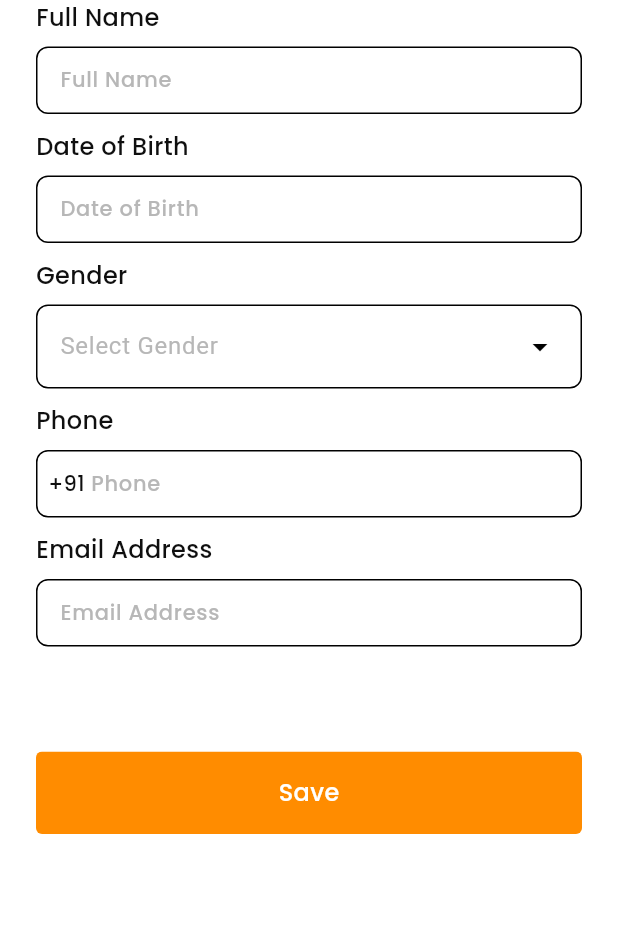
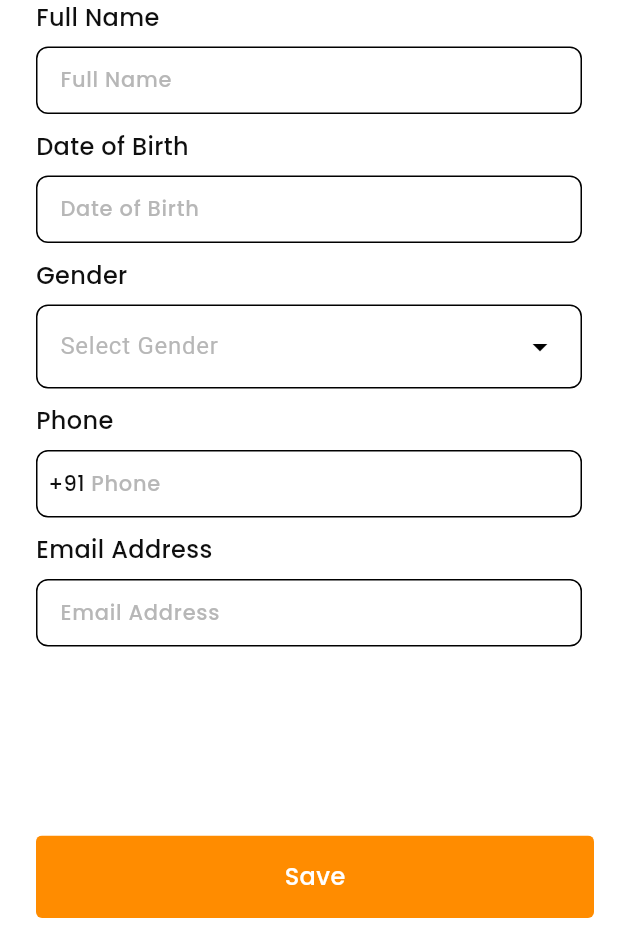
Before and after one commit to Ankit-Developer-2024/speedy-chow-app, a Flutter app: the PersonalDataView screen opened directly, on a phone screen of 412 x 824 dp, the part 294-1236 px from its top. Run offline on Flutter 3.47's test engine with Material 3 defaults, Android fonts, the phone set to English and light mode, and no system bars; our stand-ins replace bloc, dio, equatable, flutter_bloc, flutter_localization, flutter_svg and 5 more; accounts and stored records are empty.

Commit message:
Create help center and fix button in personal data

```diff
--- a/lib/core/localization/app_local.dart
+++ b/lib/core/localization/app_local.dart
@@ -19,6 +19,7 @@ mixin AppLocal{
   static const String userName = 'userName';
   static const String agreeWithTAndS = 'agreeWithTAndS';
   static const String termsAndService = 'termsAndService';
+  static const String termsAndConditions = 'termsAndConditions';
   static const String and = 'and';
   static const String privacyPolicy = 'privacyPolicy';
   static const String alreadyAccount = 'alreadyAccount';
@@ -76,6 +77,8 @@ mixin AppLocal{
   static const String gender='gender';
   static const String phone='phone';
   static const String save='save';
+  static const String location='location';
+  static const String language='language';
 
   static const Map<String, dynamic> EN = {
     speedChow: 'SPEEDY CHOW',
@@ -96,6 +99,7 @@ mixin AppLocal{
     registerSubTitle: 'Create an account to start looking for the food you like',
     agreeWithTAndS: 'I Agree with',
     termsAndService: 'Terms of Service',
+    termsAndConditions: 'Terms and Conditions',
     and: 'and',
     continueText: 'Continue',
     privacyPolicy: 'Privacy Policy',
@@ -153,6 +157,8 @@ mixin AppLocal{
     gender: "Gender",
     phone: "Phone",
     save: "Save",
+    location: "Location",
+    language: "Language",
 
   };
 }
--- a/lib/core/routing/app_pages.dart
+++ b/lib/core/routing/app_pages.dart
@@ -13,8 +13,10 @@ import 'package:speedy_chow/features/home/presentation/view/home_main_navigation
 import 'package:speedy_chow/features/home/presentation/view/home_product_detail_view.dart';
 import 'package:speedy_chow/features/home/presentation/view/home_view.dart';
 import 'package:speedy_chow/features/profile/presentation/bloc/profile_bloc.dart';
+import 'package:speedy_chow/features/profile/presentation/view/help_center_view.dart';
 import 'package:speedy_chow/features/profile/presentation/view/personal_data_view.dart';
 import 'package:speedy_chow/features/profile/presentation/view/profile_view.dart';
+import 'package:speedy_chow/features/profile/presentation/view/settings_view.dart';
 import 'package:speedy_chow/features/splash/presentation/view/one_time_ui.dart';
 import 'package:speedy_chow/features/splash/presentation/view/splash_view.dart';
 import 'package:speedy_chow/init_dependencies.dart';
@@ -123,6 +125,23 @@ class AppPages {
           child: PersonalDataView(),
         ),
       ),
+
+      GoRoute(
+        name: AppRoutes.settings,
+        path: '/${AppRoutes.settings}',
+        builder: (context, state) => BlocProvider.value(
+          value: state.extra as ProfileBloc,
+          child: SettingsView(),
+        ),
+      ),
+      GoRoute(
+        name: AppRoutes.helpCenter,
+        path: '/${AppRoutes.helpCenter}',
+        builder: (context, state) => BlocProvider.value(
+          value: state.extra as ProfileBloc,
+          child: HelpCenterView(),
+        ),
+      ),
     ],
     errorBuilder: (context, state) => LoginView(),
   );
--- a/lib/core/routing/app_routes.dart
+++ b/lib/core/routing/app_routes.dart
@@ -10,4 +10,6 @@ class AppRoutes {
   static const profile = 'profile';
   static const productDetails = 'product-details';
   static const personalData = 'personalData';
+  static const settings = 'settings';
+  static const helpCenter = 'helpCenter';
 }
--- a/lib/core/styles/app_dimensions.dart
+++ b/lib/core/styles/app_dimensions.dart
@@ -50,6 +50,7 @@ class AppDimensions {
   static const double size_32 = 32;
   static const double size_36 = 36;
   static const double size_40 = 40;
+  static const double size_55 = 55;
   static const double size_64 = 64;
   static const double size_68 = 68;
   static const double size_72 = 72;
--- a/lib/features/profile/presentation/view/personal_data_view.dart
+++ b/lib/features/profile/presentation/view/personal_data_view.dart
@@ -39,7 +39,6 @@ class PersonalDataView extends StatelessWidget {
               UserImageView(),
               Form(
                 key: _formKey,
-                child: SizedBox(
                 child: Column(
                   spacing: AppDimensions.spacing_10,
                   children: [
@@ -119,8 +118,14 @@ class PersonalDataView extends StatelessWidget {
                         return null;
                       },
                     ),
-                     // Spacer(),
-                      SizedBox(height: AppDimensions.spacing_50,),
+                  ],
+                ),
+              ),
+            ],
+          ),
+        ),
+      ),
+      floatingActionButton:
       BlocConsumer<ProfileBloc, ProfileState>(
         listenWhen:(prev,curr)=> curr is ProfilePersonalDataSaveState,
         listener: (context, state) {
@@ -133,6 +138,8 @@ class PersonalDataView extends StatelessWidget {
         builder: (context, state) {
           if(state is ProfilePersonalDataSaveState){
             return Button(
+              width: MediaQuery.sizeOf(context).width-40,
+              height: AppDimensions.size_55,
               onTap: () {
                 if (_formKey.currentState!.validate()) {
                   FocusScope.of(context).unfocus();
@@ -158,6 +165,8 @@ class PersonalDataView extends StatelessWidget {
             );
           }
           return Button(
+            width: MediaQuery.sizeOf(context).width-40,
+            height: AppDimensions.size_55,
             onTap: () {
               if (_formKey.currentState!.validate()) {
                 context.read<ProfileBloc>().add(
@@ -182,14 +191,6 @@ class PersonalDataView extends StatelessWidget {
           );
         },
       ),
-                    ],
-                  ),
-                ),
-              ),
-            ],
-          ),
-        ),
-      ),
     );
   }
 }
```
Also changed, not shown: lib/features/profile/presentation/view/help_center_view.dart (added, +15 -0 lines), lib/features/profile/presentation/view/profile_view.dart (+6 -3 lines), lib/features/profile/presentation/view/settings_view.dart (+24 -0 lines). Lines whose indentation alone changed are shown as unchanged.
